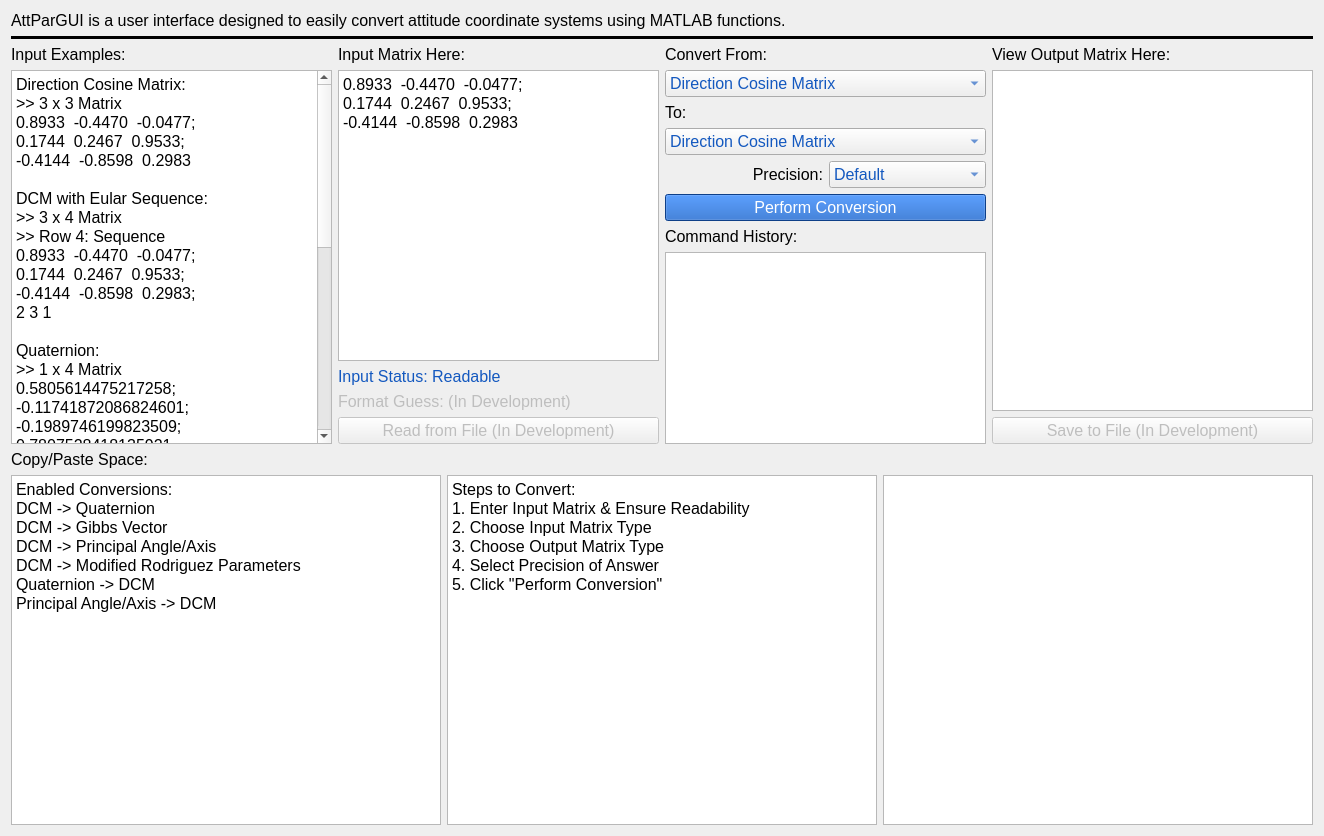
Kheirlb/460_Project_Code, file Attitude/AttPar/Python_AttPar/attpar_ui.ui: the form before one commit.
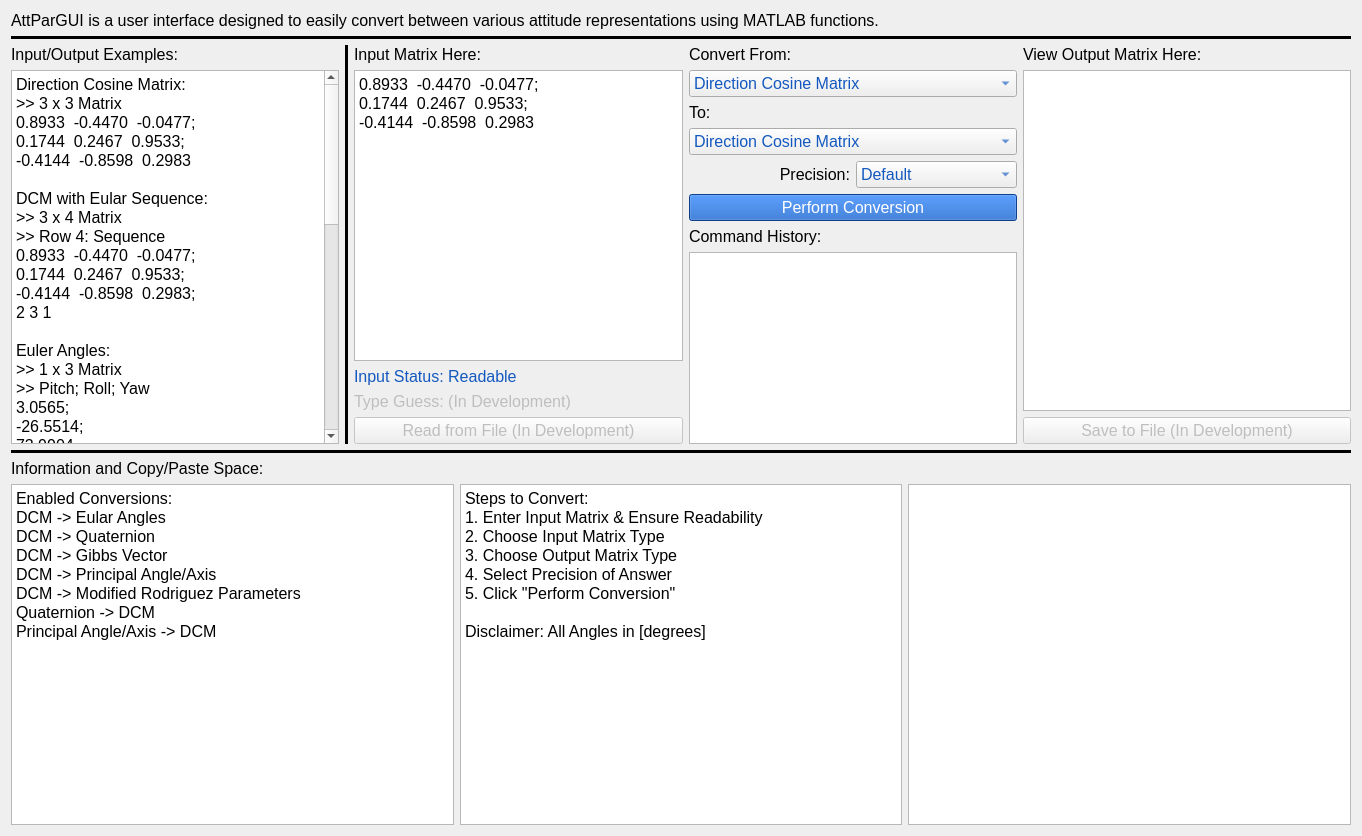
The form after the commit.

```diff
--- a/Attitude/AttPar/Python_AttPar/attpar_ui.ui
+++ b/Attitude/AttPar/Python_AttPar/attpar_ui.ui
@@ -6,7 +6,7 @@
    <rect>
     <x>0</x>
     <y>0</y>
-    <width>1324</width>
+    <width>1362</width>
     <height>836</height>
    </rect>
   </property>
@@ -23,7 +23,7 @@
        </font>
       </property>
       <property name="text">
-       <string>AttParGUI is a user interface designed to easily convert attitude coordinate systems using MATLAB functions.</string>
+       <string>AttParGUI is a user interface designed to easily convert between various attitude representations using MATLAB functions.</string>
       </property>
       <property name="wordWrap">
        <bool>true</bool>
@@ -45,7 +45,7 @@
            </font>
           </property>
           <property name="text">
-           <string>Input Examples:</string>
+           <string>Input/Output Examples:</string>
           </property>
           <property name="alignment">
            <set>Qt::AlignLeading|Qt::AlignLeft|Qt::AlignTop</set>
@@ -81,23 +81,30 @@
 &lt;p style=&quot; margin-top:0px; margin-bottom:0px; margin-left:0px; margin-right:0px; -qt-block-indent:0; text-indent:0px;&quot;&gt;&lt;span style=&quot; color:#000000;&quot;&gt;-0.4144  -0.8598  0.2983;&lt;/span&gt;&lt;/p&gt;
 &lt;p style=&quot; margin-top:0px; margin-bottom:0px; margin-left:0px; margin-right:0px; -qt-block-indent:0; text-indent:0px;&quot;&gt;2 3 1&lt;/p&gt;
 &lt;p style=&quot;-qt-paragraph-type:empty; margin-top:0px; margin-bottom:0px; margin-left:0px; margin-right:0px; -qt-block-indent:0; text-indent:0px; color:#000000;&quot;&gt;&lt;br /&gt;&lt;/p&gt;
+&lt;p style=&quot; margin-top:0px; margin-bottom:0px; margin-left:0px; margin-right:0px; -qt-block-indent:0; text-indent:0px;&quot;&gt;Euler Angles: &lt;/p&gt;
+&lt;p style=&quot; margin-top:0px; margin-bottom:0px; margin-left:0px; margin-right:0px; -qt-block-indent:0; text-indent:0px;&quot;&gt;&amp;gt;&amp;gt; 1 x 3 Matrix&lt;/p&gt;
+&lt;p style=&quot; margin-top:0px; margin-bottom:0px; margin-left:0px; margin-right:0px; -qt-block-indent:0; text-indent:0px;&quot;&gt;&amp;gt;&amp;gt; Pitch; Roll; Yaw&lt;/p&gt;
+&lt;p style=&quot; margin-top:0px; margin-bottom:0px; margin-left:0px; margin-right:0px; -qt-block-indent:0; text-indent:0px;&quot;&gt;3.0565;&lt;/p&gt;
+&lt;p style=&quot; margin-top:0px; margin-bottom:0px; margin-left:0px; margin-right:0px; -qt-block-indent:0; text-indent:0px;&quot;&gt;-26.5514;&lt;/p&gt;
+&lt;p style=&quot; margin-top:0px; margin-bottom:0px; margin-left:0px; margin-right:0px; -qt-block-indent:0; text-indent:0px;&quot;&gt;73.9904&lt;/p&gt;
+&lt;p style=&quot;-qt-paragraph-type:empty; margin-top:0px; margin-bottom:0px; margin-left:0px; margin-right:0px; -qt-block-indent:0; text-indent:0px; color:#000000;&quot;&gt;&lt;br /&gt;&lt;/p&gt;
 &lt;p style=&quot; margin-top:0px; margin-bottom:0px; margin-left:0px; margin-right:0px; -qt-block-indent:0; text-indent:0px;&quot;&gt;Quaternion: &lt;/p&gt;
 &lt;p style=&quot; margin-top:0px; margin-bottom:0px; margin-left:0px; margin-right:0px; -qt-block-indent:0; text-indent:0px;&quot;&gt;&amp;gt;&amp;gt; 1 x 4 Matrix&lt;/p&gt;
-&lt;p style=&quot; margin-top:0px; margin-bottom:0px; margin-left:0px; margin-right:0px; -qt-block-indent:0; text-indent:0px;&quot;&gt;0.5805614475217258;&lt;/p&gt;
-&lt;p style=&quot; margin-top:0px; margin-bottom:0px; margin-left:0px; margin-right:0px; -qt-block-indent:0; text-indent:0px;&quot;&gt;-0.11741872086824601;&lt;/p&gt;
-&lt;p style=&quot; margin-top:0px; margin-bottom:0px; margin-left:0px; margin-right:0px; -qt-block-indent:0; text-indent:0px;&quot;&gt;-0.1989746199823509;&lt;/p&gt;
-&lt;p style=&quot; margin-top:0px; margin-bottom:0px; margin-left:0px; margin-right:0px; -qt-block-indent:0; text-indent:0px;&quot;&gt;0.7807528418135921&lt;/p&gt;
+&lt;p style=&quot; margin-top:0px; margin-bottom:0px; margin-left:0px; margin-right:0px; -qt-block-indent:0; text-indent:0px;&quot;&gt;0.5806; &lt;/p&gt;
+&lt;p style=&quot; margin-top:0px; margin-bottom:0px; margin-left:0px; margin-right:0px; -qt-block-indent:0; text-indent:0px;&quot;&gt;-0.1174;&lt;/p&gt;
+&lt;p style=&quot; margin-top:0px; margin-bottom:0px; margin-left:0px; margin-right:0px; -qt-block-indent:0; text-indent:0px;&quot;&gt;-0.1990;&lt;/p&gt;
+&lt;p style=&quot; margin-top:0px; margin-bottom:0px; margin-left:0px; margin-right:0px; -qt-block-indent:0; text-indent:0px;&quot;&gt;0.7808&lt;/p&gt;
 &lt;p style=&quot;-qt-paragraph-type:empty; margin-top:0px; margin-bottom:0px; margin-left:0px; margin-right:0px; -qt-block-indent:0; text-indent:0px; color:#000000;&quot;&gt;&lt;br /&gt;&lt;/p&gt;
 &lt;p style=&quot; margin-top:0px; margin-bottom:0px; margin-left:0px; margin-right:0px; -qt-block-indent:0; text-indent:0px;&quot;&gt;Gibbs Vectors: &lt;/p&gt;
 &lt;p style=&quot; margin-top:0px; margin-bottom:0px; margin-left:0px; margin-right:0px; -qt-block-indent:0; text-indent:0px;&quot;&gt;&amp;gt;&amp;gt; 1 x 3 Matrix&lt;/p&gt;
-&lt;p style=&quot; margin-top:0px; margin-bottom:0px; margin-left:0px; margin-right:0px; -qt-block-indent:0; text-indent:0px;&quot;&gt;0.7435918467784932;&lt;/p&gt;
-&lt;p style=&quot; margin-top:0px; margin-bottom:0px; margin-left:0px; margin-right:0px; -qt-block-indent:0; text-indent:0px;&quot;&gt;-0.15039166632489848;&lt;/p&gt;
-&lt;p style=&quot; margin-top:0px; margin-bottom:0px; margin-left:0px; margin-right:0px; -qt-block-indent:0; text-indent:0px;&quot;&gt;-0.2548496903580363&lt;/p&gt;
+&lt;p style=&quot; margin-top:0px; margin-bottom:0px; margin-left:0px; margin-right:0px; -qt-block-indent:0; text-indent:0px;&quot;&gt;0.7436; &lt;/p&gt;
+&lt;p style=&quot; margin-top:0px; margin-bottom:0px; margin-left:0px; margin-right:0px; -qt-block-indent:0; text-indent:0px;&quot;&gt;-0.1504;&lt;/p&gt;
+&lt;p style=&quot; margin-top:0px; margin-bottom:0px; margin-left:0px; margin-right:0px; -qt-block-indent:0; text-indent:0px;&quot;&gt;-0.2548&lt;/p&gt;
 &lt;p style=&quot;-qt-paragraph-type:empty; margin-top:0px; margin-bottom:0px; margin-left:0px; margin-right:0px; -qt-block-indent:0; text-indent:0px;&quot;&gt;&lt;br /&gt;&lt;/p&gt;
 &lt;p style=&quot; margin-top:0px; margin-bottom:0px; margin-left:0px; margin-right:0px; -qt-block-indent:0; text-indent:0px;&quot;&gt;Principal Angle/Axis: &lt;/p&gt;
 &lt;p style=&quot; margin-top:0px; margin-bottom:0px; margin-left:0px; margin-right:0px; -qt-block-indent:0; text-indent:0px;&quot;&gt;&amp;gt;&amp;gt; 1 x 4 Matrix&lt;/p&gt;
 &lt;p style=&quot; margin-top:0px; margin-bottom:0px; margin-left:0px; margin-right:0px; -qt-block-indent:0; text-indent:0px;&quot;&gt;&amp;gt;&amp;gt; Row 1-3: e&lt;/p&gt;
-&lt;p style=&quot; margin-top:0px; margin-bottom:0px; margin-left:0px; margin-right:0px; -qt-block-indent:0; text-indent:0px;&quot;&gt;&amp;gt;&amp;gt; Row 4: phi in degrees&lt;/p&gt;
+&lt;p style=&quot; margin-top:0px; margin-bottom:0px; margin-left:0px; margin-right:0px; -qt-block-indent:0; text-indent:0px;&quot;&gt;&amp;gt;&amp;gt; Row 4: phi&lt;/p&gt;
 &lt;p style=&quot; margin-top:0px; margin-bottom:0px; margin-left:0px; margin-right:0px; -qt-block-indent:0; text-indent:0px;&quot;&gt;0.9291; &lt;/p&gt;
 &lt;p style=&quot; margin-top:0px; margin-bottom:0px; margin-left:0px; margin-right:0px; -qt-block-indent:0; text-indent:0px;&quot;&gt;-0.1879;&lt;/p&gt;
 &lt;p style=&quot; margin-top:0px; margin-bottom:0px; margin-left:0px; margin-right:0px; -qt-block-indent:0; text-indent:0px;&quot;&gt;-0.3184;&lt;/p&gt;
@@ -105,14 +112,27 @@
 &lt;p style=&quot;-qt-paragraph-type:empty; margin-top:0px; margin-bottom:0px; margin-left:0px; margin-right:0px; -qt-block-indent:0; text-indent:0px;&quot;&gt;&lt;br /&gt;&lt;/p&gt;
 &lt;p style=&quot; margin-top:0px; margin-bottom:0px; margin-left:0px; margin-right:0px; -qt-block-indent:0; text-indent:0px;&quot;&gt;Modified Rodriguez Parameters: &lt;/p&gt;
 &lt;p style=&quot; margin-top:0px; margin-bottom:0px; margin-left:0px; margin-right:0px; -qt-block-indent:0; text-indent:0px;&quot;&gt;&amp;gt;&amp;gt; 1 x 3 Matrix&lt;/p&gt;
-&lt;p style=&quot; margin-top:0px; margin-bottom:0px; margin-left:0px; margin-right:0px; -qt-block-indent:0; text-indent:0px;&quot;&gt;71.86021796740117;&lt;/p&gt;
-&lt;p style=&quot; margin-top:0px; margin-bottom:0px; margin-left:0px; margin-right:0px; -qt-block-indent:0; text-indent:0px;&quot;&gt;-14.533749891702612;&lt;/p&gt;
-&lt;p style=&quot; margin-top:0px; margin-bottom:0px; margin-left:0px; margin-right:0px; -qt-block-indent:0; text-indent:0px;&quot;&gt;-24.628503361614406&lt;/p&gt;&lt;/body&gt;&lt;/html&gt;</string>
+&lt;p style=&quot; margin-top:0px; margin-bottom:0px; margin-left:0px; margin-right:0px; -qt-block-indent:0; text-indent:0px;&quot;&gt;71.8602; &lt;/p&gt;
+&lt;p style=&quot; margin-top:0px; margin-bottom:0px; margin-left:0px; margin-right:0px; -qt-block-indent:0; text-indent:0px;&quot;&gt;-14.5337;&lt;/p&gt;
+&lt;p style=&quot; margin-top:0px; margin-bottom:0px; margin-left:0px; margin-right:0px; -qt-block-indent:0; text-indent:0px;&quot;&gt;-24.6285&lt;/p&gt;&lt;/body&gt;&lt;/html&gt;</string>
           </property>
          </widget>
         </item>
        </layout>
       </item>
+      <item>
+       <widget class="Line" name="line_2">
+        <property name="frameShadow">
+         <enum>QFrame::Plain</enum>
+        </property>
+        <property name="lineWidth">
+         <number>5</number>
+        </property>
+        <property name="orientation">
+         <enum>Qt::Vertical</enum>
+        </property>
+       </widget>
+      </item>
       <item>
        <layout class="QVBoxLayout" name="verticalLayout_2">
         <item>
@@ -178,7 +198,7 @@
            </font>
           </property>
           <property name="text">
-           <string>Format Guess: (In Development)</string>
+           <string>Type Guess: (In Development)</string>
           </property>
          </widget>
         </item>
@@ -404,6 +424,9 @@
           <property name="text">
            <string>Perform Conversion</string>
           </property>
+          <property name="autoDefault">
+           <bool>true</bool>
+          </property>
          </widget>
         </item>
         <item>
@@ -492,6 +515,18 @@
      </widget>
     </item>
     <item row="4" column="0">
+     <widget class="QLabel" name="label_9">
+      <property name="font">
+       <font>
+        <pointsize>12</pointsize>
+       </font>
+      </property>
+      <property name="text">
+       <string>Information and Copy/Paste Space:</string>
+      </property>
+     </widget>
+    </item>
+    <item row="5" column="0">
      <layout class="QHBoxLayout" name="horizontalLayout">
       <item>
        <widget class="QTextEdit" name="textEdit_2">
@@ -506,6 +541,7 @@
 p, li { white-space: pre-wrap; }
 &lt;/style&gt;&lt;/head&gt;&lt;body style=&quot; font-family:'MS Shell Dlg 2'; font-size:12pt; font-weight:400; font-style:normal;&quot;&gt;
 &lt;p style=&quot; margin-top:0px; margin-bottom:0px; margin-left:0px; margin-right:0px; -qt-block-indent:0; text-indent:0px;&quot;&gt;Enabled Conversions:&lt;/p&gt;
+&lt;p style=&quot; margin-top:0px; margin-bottom:0px; margin-left:0px; margin-right:0px; -qt-block-indent:0; text-indent:0px;&quot;&gt;DCM -&amp;gt; Eular Angles&lt;/p&gt;
 &lt;p style=&quot; margin-top:0px; margin-bottom:0px; margin-left:0px; margin-right:0px; -qt-block-indent:0; text-indent:0px;&quot;&gt;DCM -&amp;gt; Quaternion&lt;/p&gt;
 &lt;p style=&quot; margin-top:0px; margin-bottom:0px; margin-left:0px; margin-right:0px; -qt-block-indent:0; text-indent:0px;&quot;&gt;DCM -&amp;gt; Gibbs Vector&lt;/p&gt;
 &lt;p style=&quot; margin-top:0px; margin-bottom:0px; margin-left:0px; margin-right:0px; -qt-block-indent:0; text-indent:0px;&quot;&gt;DCM -&amp;gt; Principal Angle/Axis&lt;/p&gt;
@@ -532,7 +568,9 @@
 &lt;p style=&quot; margin-top:0px; margin-bottom:0px; margin-left:0px; margin-right:0px; -qt-block-indent:0; text-indent:0px;&quot;&gt;2. Choose Input Matrix Type&lt;/p&gt;
 &lt;p style=&quot; margin-top:0px; margin-bottom:0px; margin-left:0px; margin-right:0px; -qt-block-indent:0; text-indent:0px;&quot;&gt;3. Choose Output Matrix Type&lt;/p&gt;
 &lt;p style=&quot; margin-top:0px; margin-bottom:0px; margin-left:0px; margin-right:0px; -qt-block-indent:0; text-indent:0px;&quot;&gt;4. Select Precision of Answer&lt;/p&gt;
-&lt;p style=&quot; margin-top:0px; margin-bottom:0px; margin-left:0px; margin-right:0px; -qt-block-indent:0; text-indent:0px;&quot;&gt;5. Click &amp;quot;Perform Conversion&amp;quot;&lt;/p&gt;&lt;/body&gt;&lt;/html&gt;</string>
+&lt;p style=&quot; margin-top:0px; margin-bottom:0px; margin-left:0px; margin-right:0px; -qt-block-indent:0; text-indent:0px;&quot;&gt;5. Click &amp;quot;Perform Conversion&amp;quot;&lt;/p&gt;
+&lt;p style=&quot;-qt-paragraph-type:empty; margin-top:0px; margin-bottom:0px; margin-left:0px; margin-right:0px; -qt-block-indent:0; text-indent:0px;&quot;&gt;&lt;br /&gt;&lt;/p&gt;
+&lt;p style=&quot; margin-top:0px; margin-bottom:0px; margin-left:0px; margin-right:0px; -qt-block-indent:0; text-indent:0px;&quot;&gt;Disclaimer: All Angles in [degrees]&lt;/p&gt;&lt;/body&gt;&lt;/html&gt;</string>
         </property>
        </widget>
       </item>
@@ -548,14 +586,15 @@
      </layout>
     </item>
     <item row="3" column="0">
-     <widget class="QLabel" name="label_9">
-      <property name="font">
-       <font>
-        <pointsize>12</pointsize>
-       </font>
+     <widget class="Line" name="line_3">
+      <property name="frameShadow">
+       <enum>QFrame::Plain</enum>
       </property>
-      <property name="text">
-       <string>Copy/Paste Space:</string>
+      <property name="lineWidth">
+       <number>5</number>
+      </property>
+      <property name="orientation">
+       <enum>Qt::Horizontal</enum>
       </property>
      </widget>
     </item>
```
Left out of the diff: 49 changed lines with no effect on the pictures.
